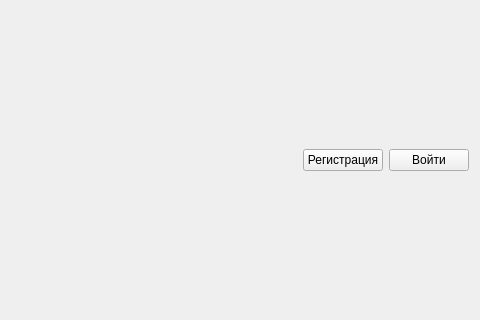
Before: the Qt Designer form telegramNews.ui in moevm/gui-1h2018-32, drawn with Qt 5; both pictures show x 420 to 900 and y 140 to 460 of the 900 by 600 pixel window.
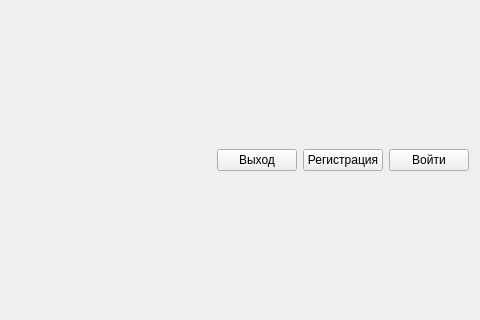
After: the same form once the commit is applied.

Diff of the .ui file:
```diff
--- a/telegramNews.ui
+++ b/telegramNews.ui
@@ -49,6 +49,23 @@
        </property>
       </spacer>
      </item>
+     <item>
+      <widget class="QLabel" name="label">
+       <property name="text">
+        <string/>
+       </property>
+      </widget>
+     </item>
+     <item>
+      <widget class="QPushButton" name="pushButton_3">
+       <property name="enabled">
+        <bool>true</bool>
+       </property>
+       <property name="text">
+        <string>Выход</string>
+       </property>
+      </widget>
+     </item>
      <item>
       <widget class="QPushButton" name="pushButton_2">
        <property name="enabled">
```
